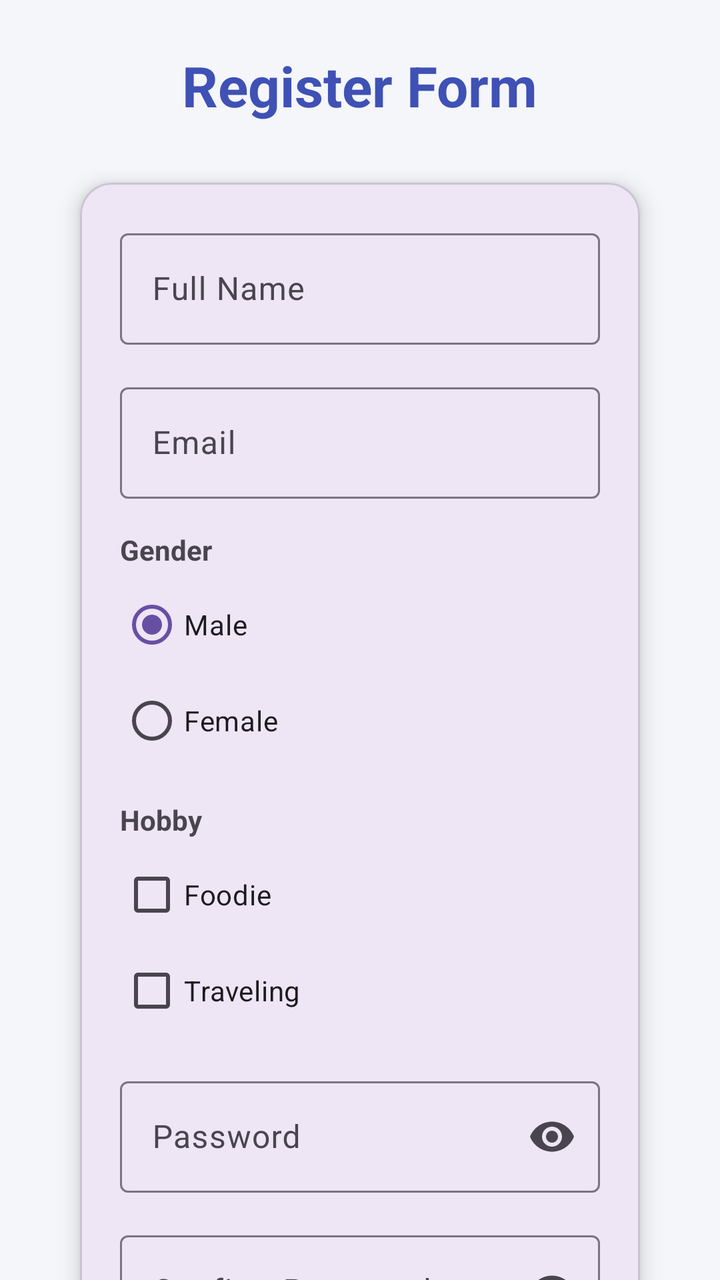
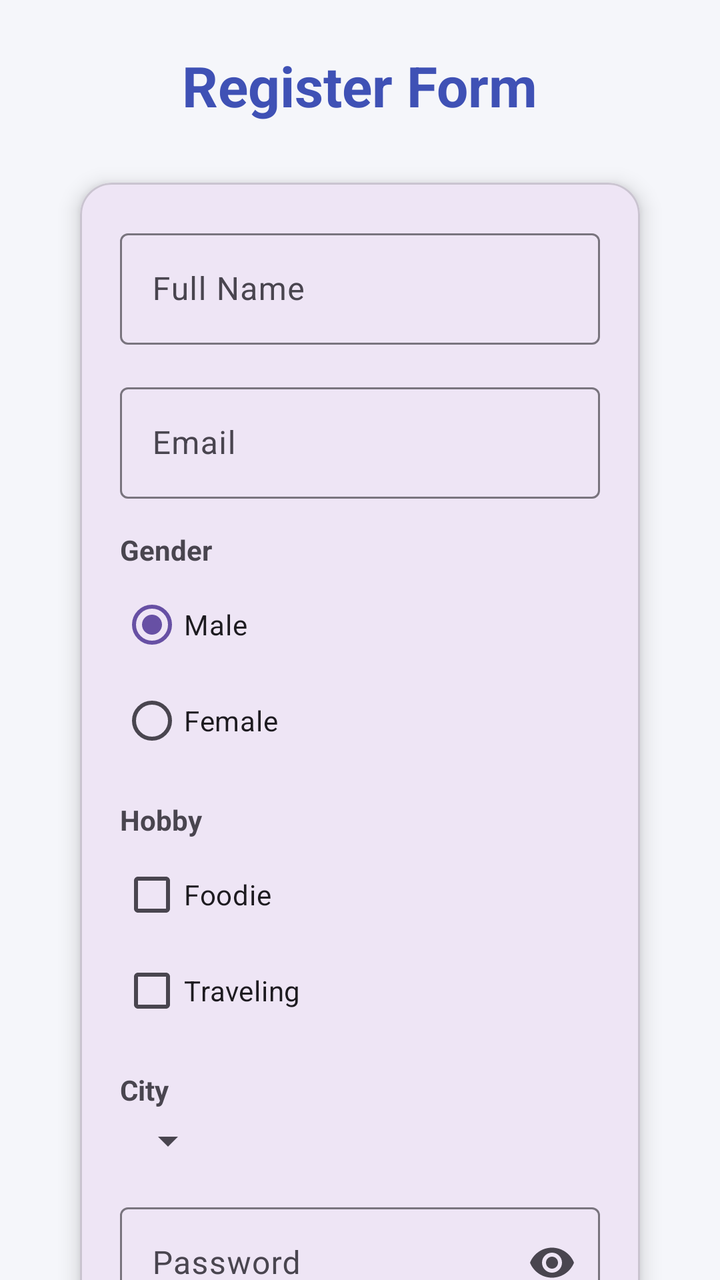

Screens rendered from an Android XML layout before and after an edit, with the pre-edit source and the edit as a unified diff.
<!-- AndroidManifest.xml: application theme Theme.MyApplication -->
<!-- res/layout/activity_register.xml -->
<?xml version="1.0" encoding="utf-8"?>
<androidx.constraintlayout.widget.ConstraintLayout xmlns:android="http://schemas.android.com/apk/res/android"
    xmlns:app="http://schemas.android.com/apk/res-auto"
    xmlns:tools="http://schemas.android.com/tools"
    android:id="@+id/main"
    android:layout_width="match_parent"
    android:layout_height="match_parent"
    android:background="@color/background"
    android:paddingTop="24dp"
    android:paddingHorizontal="24dp"
    tools:context=".RegisterActivity">

    <TextView
        android:id="@+id/title_form"
        android:layout_width="wrap_content"
        android:layout_height="wrap_content"
        android:text="@string/title_form"
        android:textColor="@color/primary"
        android:textSize="28sp"
        android:textStyle="bold"
        app:layout_constraintEnd_toEndOf="parent"
        app:layout_constraintStart_toStartOf="parent"
        app:layout_constraintTop_toTopOf="parent" />

    <com.google.android.material.card.MaterialCardView
        android:id="@+id/card_login"
        android:layout_width="0dp"
        android:layout_height="wrap_content"
        android:layout_marginHorizontal="16dp"
        android:layout_marginTop="30dp"
        app:cardCornerRadius="16dp"
        app:cardElevation="6dp"
        app:layout_constraintEnd_toEndOf="parent"
        app:layout_constraintStart_toStartOf="parent"
        app:layout_constraintTop_toBottomOf="@id/title_form">

        <LinearLayout
            android:layout_width="match_parent"
            android:layout_height="wrap_content"
            android:orientation="vertical"
            android:padding="20dp">

            <com.google.android.material.textfield.TextInputLayout
                android:id="@+id/full_name_field"
                android:layout_width="match_parent"
                android:layout_height="wrap_content"
                android:hint="@string/full_name_hint"
                app:boxBackgroundMode="outline"
                app:endIconMode="clear_text">

                <com.google.android.material.textfield.TextInputEditText
                    android:id="@+id/full_name"
                    android:layout_width="match_parent"
                    android:layout_height="wrap_content"
                    android:inputType="textPersonName" />
            </com.google.android.material.textfield.TextInputLayout>

            <com.google.android.material.textfield.TextInputLayout
                android:id="@+id/email_field"
                android:layout_width="match_parent"
                android:layout_height="wrap_content"
                android:layout_marginTop="16dp"
                android:hint="@string/email_hint"
                app:boxBackgroundMode="outline"
                app:endIconMode="clear_text">

                <com.google.android.material.textfield.TextInputEditText
                    android:id="@+id/email"
                    android:layout_width="match_parent"
                    android:layout_height="wrap_content"
                    android:inputType="textEmailSubject" />
            </com.google.android.material.textfield.TextInputLayout>

            <TextView
                android:layout_width="wrap_content"
                android:layout_height="wrap_content"
                android:layout_marginTop="16dp"
                android:layout_marginBottom="4dp"
                android:text="@string/gender_label"
                android:textStyle="bold" />

            <RadioGroup
                android:id="@+id/gender"
                android:layout_width="wrap_content"
                android:layout_height="wrap_content"
                android:orientation="vertical">

                <RadioButton
                    android:id="@+id/gender_male"
                    android:layout_width="wrap_content"
                    android:layout_height="wrap_content"
                    android:checked="true"
                    android:text="@string/gender_male_label" />

                <RadioButton
                    android:id="@+id/gender_female"
                    android:layout_width="wrap_content"
                    android:layout_height="wrap_content"
                    android:text="@string/gender_female_label" />

            </RadioGroup>

            <TextView
                android:id="@+id/gender_error"
                android:layout_width="wrap_content"
                android:layout_height="wrap_content"
                android:layout_marginTop="4dp"
                android:textColor="@android:color/holo_red_dark"
                android:textSize="12sp"
                android:visibility="gone" />

            <TextView
                android:layout_width="wrap_content"
                android:layout_height="wrap_content"
                android:layout_marginTop="16dp"
                android:layout_marginBottom="4dp"
                android:text="@string/hobby_label"
                android:textStyle="bold" />

            <CheckBox
                android:id="@+id/hobby_foodie"
                android:layout_width="wrap_content"
                android:layout_height="wrap_content"
                android:checked="false"
                android:text="@string/hobby_foodie_label" />

            <CheckBox
                android:id="@+id/hobby_traveling"
                android:layout_width="wrap_content"
                android:layout_height="wrap_content"
                android:checked="false"
                android:text="@string/hobby_traveling_label" />

            <TextView
                android:id="@+id/hobby_error"
                android:layout_width="wrap_content"
                android:layout_height="wrap_content"
                android:layout_marginTop="4dp"
                android:textColor="@android:color/holo_red_dark"
                android:textSize="12sp"
                android:visibility="gone" />

            <com.google.android.material.textfield.TextInputLayout
                android:id="@+id/password_field"
                android:layout_width="match_parent"
                android:layout_height="wrap_content"
                android:layout_marginTop="16dp"
                android:hint="@string/password_hint"
                app:boxBackgroundMode="outline"
                app:endIconMode="password_toggle">

                <com.google.android.material.textfield.TextInputEditText
                    android:id="@+id/password"
                    android:layout_width="match_parent"
                    android:layout_height="wrap_content"
                    android:inputType="textPassword" />
            </com.google.android.material.textfield.TextInputLayout>

            <com.google.android.material.textfield.TextInputLayout
                android:id="@+id/confirm_password_field"
                android:layout_width="match_parent"
                android:layout_height="wrap_content"
                android:layout_marginTop="16dp"
                android:hint="@string/confirm_password_hint"
                app:boxBackgroundMode="outline"
                app:endIconMode="password_toggle">

                <com.google.android.material.textfield.TextInputEditText
                    android:id="@+id/confirm_password"
                    android:layout_width="match_parent"
                    android:layout_height="wrap_content"
                    android:inputType="textPassword" />
            </com.google.android.material.textfield.TextInputLayout>

            <Button
                android:id="@+id/register_btn"
                android:layout_width="match_parent"
                android:layout_height="wrap_content"
                android:layout_marginTop="24dp"
                android:backgroundTint="@color/primary"
                android:text="@string/register_btn"
                android:textColor="@android:color/white" />

        </LinearLayout>

    </com.google.android.material.card.MaterialCardView>

</androidx.constraintlayout.widget.ConstraintLayout>
<!-- resources referenced by this layout -->
<resources>
  <color name="background">#F5F6FA</color>
  <color name="primary">#3F51B5</color>
  <string name="confirm_password_hint">Confirm Password</string>
  <string name="email_hint">Email</string>
  <string name="full_name_hint">Full Name</string>
  <string name="gender_female_label">Female</string>
  <string name="gender_label">Gender</string>
  <string name="gender_male_label">Male</string>
  <string name="hobby_foodie_label">Foodie</string>
  <string name="hobby_label">Hobby</string>
  <string name="hobby_traveling_label">Traveling</string>
  <string name="password_hint">Password</string>
  <string name="register_btn">Register</string>
  <string name="title_form">Register Form</string>
  <style name="Theme.MyApplication" parent="Base.Theme.MyApplication" />
  <style name="Base.Theme.MyApplication" parent="Theme.Material3.DayNight.NoActionBar">
          
          
      </style>
</resources>

<!-- the commit's change to res/layout/activity_register.xml (unified diff, before → after) -->
@@ -6,8 +6,8 @@
     android:layout_width="match_parent"
     android:layout_height="match_parent"
     android:background="@color/background"
+    android:paddingHorizontal="24dp"
     android:paddingTop="24dp"
-    android:paddingHorizontal="24dp"
     tools:context=".RegisterActivity">
 
     <TextView
@@ -140,6 +140,28 @@
                 android:textSize="12sp"
                 android:visibility="gone" />
 
+            <TextView
+                android:layout_width="wrap_content"
+                android:layout_height="wrap_content"
+                android:layout_marginTop="16dp"
+                android:layout_marginBottom="4dp"
+                android:text="@string/city_label"
+                android:textStyle="bold" />
+
+            <Spinner
+                android:id="@+id/city"
+                android:layout_width="wrap_content"
+                android:layout_height="wrap_content" />
+
+            <TextView
+                android:id="@+id/city_error"
+                android:layout_width="wrap_content"
+                android:layout_height="wrap_content"
+                android:layout_marginTop="4dp"
+                android:textColor="@android:color/holo_red_dark"
+                android:textSize="12sp"
+                android:visibility="gone" />
+
             <com.google.android.material.textfield.TextInputLayout
                 android:id="@+id/password_field"
                 android:layout_width="match_parent"
<!-- resource entries referenced after the edit -->
@@ -2,6 +2,7 @@
 <resources>
   <color name="background">#F5F6FA</color>
   <color name="primary">#3F51B5</color>
+  <string name="city_label">City</string>
   <string name="confirm_password_hint">Confirm Password</string>
   <string name="email_hint">Email</string>
   <string name="full_name_hint">Full Name</string>
